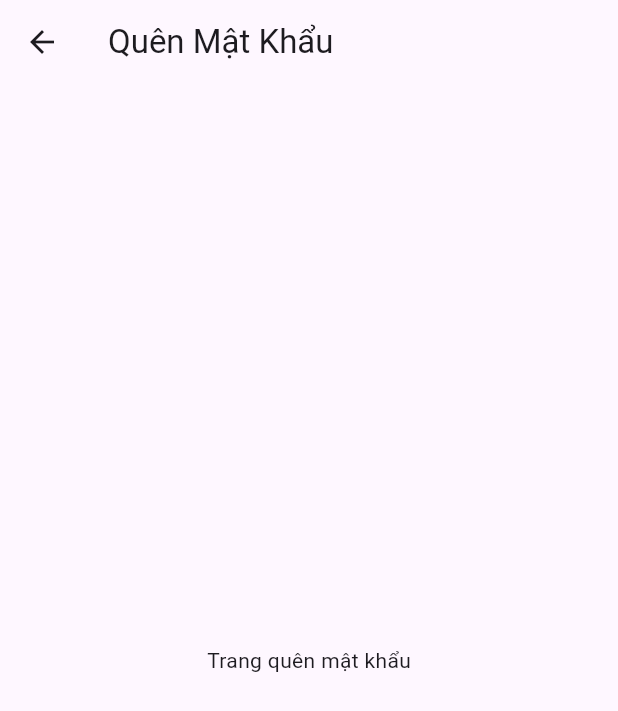
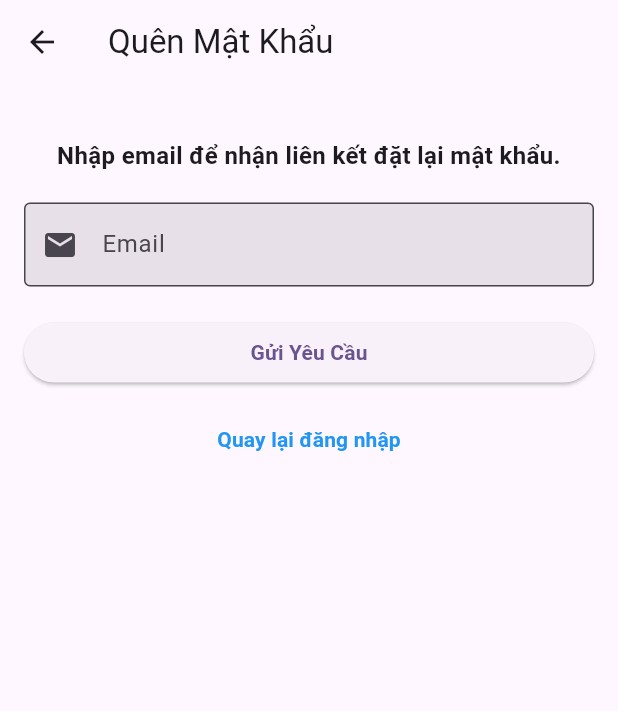
Before and after one commit to Hieuhocit03/DoAnLTD-_CT2, a Flutter app: the ForgotPasswordScreen screen opened directly, on a phone screen of 412 x 824 dp. Shown: the top 711 px of the screen. Run offline on Flutter 3.47's test engine with Material 3 defaults, Android fonts, the phone set to English and light mode, and no system bars; our stand-ins replace image_picker.

Commit message:
Update trang va tao trang quen mk

```diff
--- /dev/null
+++ b/lib/srceens/forgotpass_screen.dart
@@ -0,0 +1,92 @@
+import 'package:flutter/material.dart';
+
+class ForgotPasswordScreen extends StatelessWidget {
+  final TextEditingController emailController = TextEditingController();
+
+  @override
+  Widget build(BuildContext context) {
+    return Scaffold(
+      appBar: AppBar(
+        title: Text('Quên Mật Khẩu'),
+      ),
+      body: Padding(
+        padding: const EdgeInsets.all(16.0),
+        child: Column(
+          crossAxisAlignment: CrossAxisAlignment.stretch,
+          children: [
+            SizedBox(height: 20),
+            Text(
+              'Nhập email để nhận liên kết đặt lại mật khẩu.',
+              style: TextStyle(fontSize: 16, fontWeight: FontWeight.bold),
+              textAlign: TextAlign.center,
+            ),
+            SizedBox(height: 20),
+            TextField(
+              controller: emailController,
+              keyboardType: TextInputType.emailAddress,
+              decoration: InputDecoration(
+                labelText: 'Email',
+                border: OutlineInputBorder(),
+                prefixIcon: Icon(Icons.email),
+                filled: true,
+              ),
+            ),
+            SizedBox(height: 20),
+            ElevatedButton(
+              onPressed: () {
+                String email = emailController.text.trim();
+                if (email.isNotEmpty) {
+                  // Gửi yêu cầu đặt lại mật khẩu
+                  showDialog(
+                    context: context,
+                    builder: (context) => AlertDialog(
+                      title: Text('Thành công'),
+                      content: Text('Liên kết đặt lại mật khẩu đã được gửi đến email của bạn.'),
+                      actions: [
+                        TextButton(
+                          onPressed: () {
+                            Navigator.pop(context); // Đóng dialog
+                            Navigator.pop(context); // Quay lại trang đăng nhập
+                          },
+                          child: Text('OK'),
+                        ),
+                      ],
+                    ),
+                  );
+                } else {
+                  // Hiển thị thông báo lỗi
+                  showDialog(
+                    context: context,
+                    builder: (context) => AlertDialog(
+                      title: Text('Lỗi'),
+                      content: Text('Vui lòng nhập email hợp lệ.'),
+                      actions: [
+                        TextButton(
+                          onPressed: () {
+                            Navigator.pop(context); // Đóng dialog
+                          },
+                          child: Text('OK'),
+                        ),
+                      ],
+                    ),
+                  );
+                }
+              },
+              child: Text('Gửi Yêu Cầu', style: TextStyle(fontWeight: FontWeight.bold)),
+            ),
+            SizedBox(height: 10),
+            TextButton(
+              onPressed: () {
+                Navigator.pop(context); // Quay lại trang đăng nhập
+              },
+              child: Text(
+                'Quay lại đăng nhập',
+                style: TextStyle(color: Colors.blue, fontWeight: FontWeight.bold),
+              ),
+            ),
+          ],
+        ),
+      ),
+    );
+  }
+}
--- a/lib/srceens/login_screen.dart
+++ b/lib/srceens/login_screen.dart
@@ -1,6 +1,7 @@
 import 'package:flutter/material.dart';
 import '../srceens/register_screen.dart';
 import '../srceens/home_screen.dart';
+import '../srceens/forgotpass_screen.dart';
 import 'package:http/http.dart' as http;
 import 'dart:convert';
 
@@ -132,7 +133,10 @@ class LoginScreen extends StatelessWidget {
                   SizedBox(height: 10),
                   TextButton(
                     onPressed: () {
-                      // Điều hướng đến trang quên mật khẩu
+                        Navigator.push(
+                        context,
+                        MaterialPageRoute(builder: (context) => ForgotPasswordScreen()),
+                        );
                     },
                     child: Text('Quên mật khẩu?', style: TextStyle(color: Colors.white, fontWeight: FontWeight.bold)),
                   ),
@@ -143,7 +147,10 @@ class LoginScreen extends StatelessWidget {
                       Text('Chưa có tài khoản?', style: TextStyle(color: Colors.white,fontWeight: FontWeight.bold)),
                       TextButton(
                         onPressed: () {
-                          // Điều hướng đến trang đăng ký
+                          Navigator.push(
+                            context,
+                            MaterialPageRoute(builder: (context) => RegisterScreen()),
+                          );
                         },
                         child: Text('Đăng ký ngay',style: TextStyle(color: Colors.black, fontWeight: FontWeight.bold)),
 
@@ -159,17 +166,3 @@ class LoginScreen extends StatelessWidget {
     );
   }
 }
-
-
-
-class ForgotPasswordScreen extends StatelessWidget {
-  @override
-  Widget build(BuildContext context) {
-    return Scaffold(
-      appBar: AppBar(title: Text('Quên Mật Khẩu')),
-      body: Center(
-        child: Text('Trang quên mật khẩu'),
-      ),
-    );
-  }
-}
```
